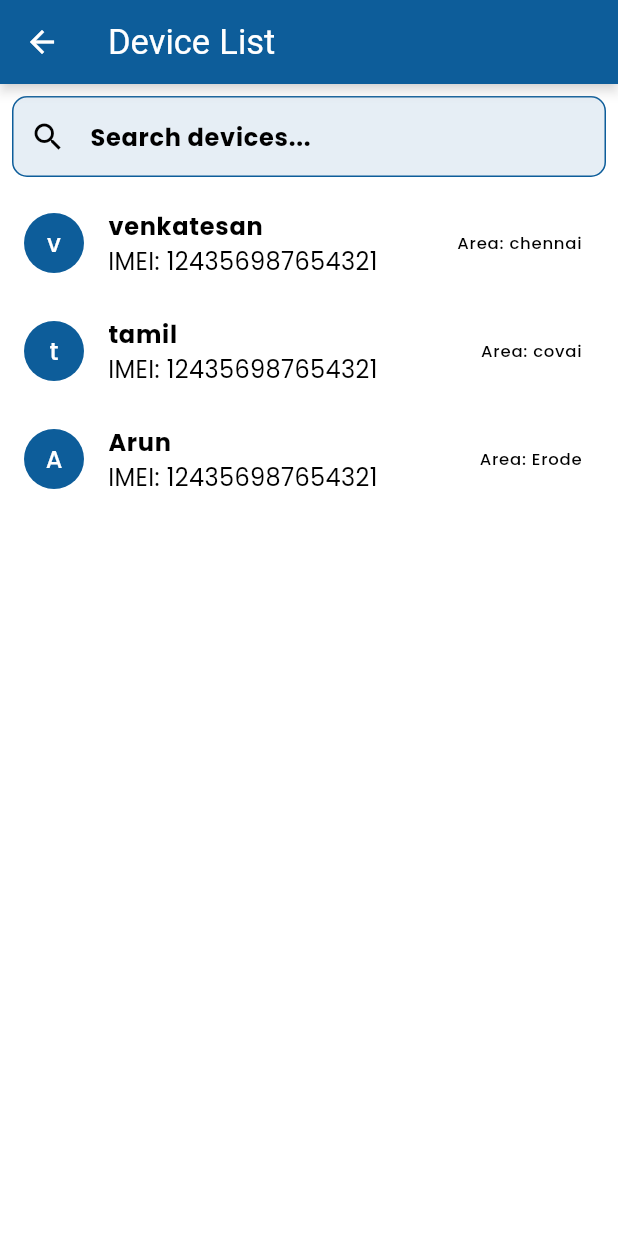
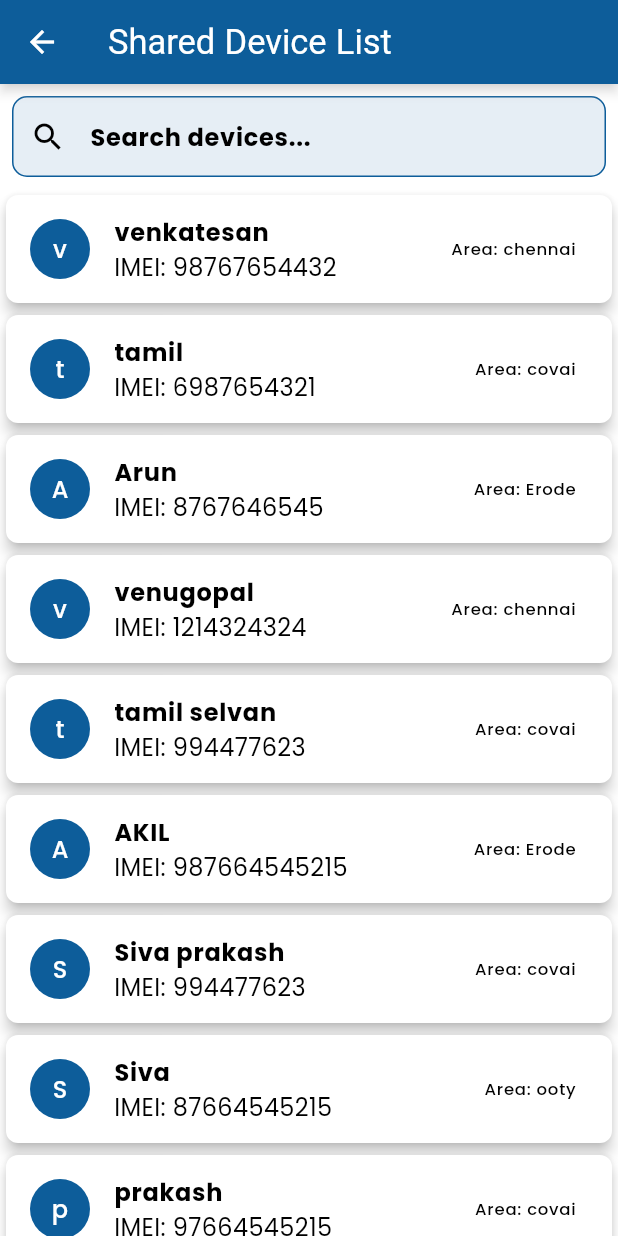
Before and after one commit to Niagara2024/ORO2024, a Flutter app: the DeviceListView screen opened directly, on a phone screen of 412 x 824 dp. Run offline on Flutter 3.47's test engine with Material 2 defaults, Android fonts, the light colour scheme and no system bars; our stand-ins replace country_code_picker, geocoding, geolocator, google_fonts, intl_phone_field, shared_preferences; accounts and stored records are empty.

Commit message:
shared device search option

```diff
--- a/lib/screens/SharedDevice.dart
+++ b/lib/screens/SharedDevice.dart
@@ -7,21 +7,57 @@ class DeviceListViewModel extends ChangeNotifier {
     Device(
         areaName: 'chennai',
         name: 'venkatesan',
-        imeiNumber: '124356987654321',
+        imeiNumber: '98767654432',
         profileImage: 's',
         deviceName: 'pump'),
     Device(
         areaName: 'covai',
         name: 'tamil',
-        imeiNumber: '124356987654321',
+        imeiNumber: '6987654321',
         profileImage: 'T',
         deviceName: 'pump'),
     Device(
         areaName: 'Erode',
         name: 'Arun',
-        imeiNumber: '124356987654321',
+        imeiNumber: '8767646545',
         profileImage: 'v',
         deviceName: 'Smart'),
+    Device(
+        areaName: 'chennai',
+        name: 'venugopal',
+        imeiNumber: '1214324324',
+        profileImage: 's',
+        deviceName: 'pump'),
+    Device(
+        areaName: 'covai',
+        name: 'tamil selvan',
+        imeiNumber: '994477623',
+        profileImage: 'T',
+        deviceName: 'pump'),
+    Device(
+        areaName: 'Erode',
+        name: 'AKIL',
+        imeiNumber: '987664545215',
+        profileImage: 'v',
+        deviceName: 'Smart'),
+    Device(
+        areaName: 'covai',
+        name: 'Siva prakash',
+        imeiNumber: '994477623',
+        profileImage: 'T',
+        deviceName: 'pump'),
+    Device(
+        areaName: 'ooty',
+        name: 'Siva',
+        imeiNumber: '87664545215',
+        profileImage: 'v',
+        deviceName: 'Smart'),
+    Device(
+        areaName: 'covai',
+        name: 'prakash',
+        imeiNumber: '97664545215',
+        profileImage: 'v',
+        deviceName: 'oro'),
   ];
   List<Device> _filteredDevices = [];
 
@@ -34,10 +70,10 @@ class DeviceListViewModel extends ChangeNotifier {
     } else {
       _filteredDevices = _devices.where((device) {
         final lowerQuery = query.toLowerCase();
-        return device.name.toLowerCase().contains(lowerQuery) ||
+        return device.name.toLowerCase().startsWith(lowerQuery) ||
             device.imeiNumber.toLowerCase().contains(lowerQuery) ||
-            device.areaName.toLowerCase().contains(lowerQuery) ||
-            device.deviceName.toLowerCase().contains(lowerQuery);
+            device.areaName.toLowerCase().startsWith(lowerQuery) ||
+            device.deviceName.toLowerCase().startsWith(lowerQuery);
       }).toList();
     }
     notifyListeners();
@@ -51,7 +87,7 @@ class DeviceListView extends StatelessWidget {
 
     return Scaffold(
       appBar: AppBar(
-        title: Text('Device List'),
+        title: Text('Shared Device List'),
       ),
       body: Column(
         children: [
@@ -99,13 +135,15 @@ class DeviceList extends StatelessWidget {
       itemCount: viewModel.devices.length,
       itemBuilder: (context, index) {
         final device = viewModel.devices[index];
-        return ListTile(
-          leading: CircleAvatar(
-            child: Text('${device.name[0]}'),
+        return Card(
+          child: ListTile(
+            leading: CircleAvatar(
+              child: Text('${device.name[0]}'),
+            ),
+            title: Text(device.name),
+            subtitle: Text('IMEI: ${device.imeiNumber}'),
+            trailing: Text('Area: ${device.areaName}'),
           ),
-          title: Text(device.name),
-          subtitle: Text('IMEI: ${device.imeiNumber}'),
-          trailing: Text('Area: ${device.areaName}'),
         );
       },
     );
--- a/lib/screens/servicerequstlist_view.dart
+++ b/lib/screens/servicerequstlist_view.dart
@@ -29,7 +29,7 @@ class ServiceRequestlistView extends StatelessWidget {
           Container(
             padding: EdgeInsets.all(5),
             width: double.infinity,
-            // color: Color.fromARGB(255, 176, 210, 237),
+            color: Color.fromARGB(255, 176, 210, 237),
             child: MultipleChoice(name: const [
               'Total \n 42',
               'open \n 22',
@@ -268,7 +268,7 @@ class MultipleChoice extends StatefulWidget {
 }
 
 class _MultipleChoiceState extends State<MultipleChoice> {
-  Set<String> selection = {'0'};
+  Set<String> selection = {'Total \n 42'};
 
   @override
   Widget build(BuildContext context) {
@@ -277,10 +277,10 @@ class _MultipleChoiceState extends State<MultipleChoice> {
       width: 2,
     );
     return SegmentedButton<String>(
-      style: ButtonStyle(
-          backgroundColor: MaterialStateProperty.all(Colors.white10),
-          overlayColor: MaterialStateProperty.all(Colors.blueAccent),
-          surfaceTintColor: MaterialStateProperty.all(Colors.blue)),
+      // style: ButtonStyle(
+      //     backgroundColor: MaterialStateProperty.all(Colors.white10),
+      //     overlayColor: MaterialStateProperty.all(Colors.blueAccent),
+      //     surfaceTintColor: MaterialStateProperty.all(Colors.blue)),
       showSelectedIcon: false,
       segments: <ButtonSegment<String>>[
         for (var i in widget.name)
```
